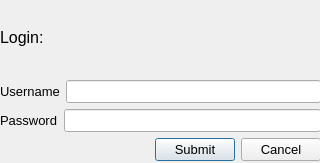
Qt form UI/Null_Bit_Login.ui (vipersniper0501/Null_Bit) before a commit.
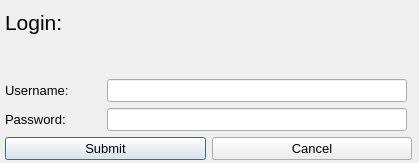
The same form after that commit.

Commit message: Updated Login ui and added second tab for steganographic encryption

```diff
--- a/UI/Null_Bit_Login.ui
+++ b/UI/Null_Bit_Login.ui
@@ -6,10 +6,16 @@
    <rect>
     <x>0</x>
     <y>0</y>
-    <width>320</width>
+    <width>419</width>
     <height>163</height>
    </rect>
   </property>
+  <property name="sizePolicy">
+   <sizepolicy hsizetype="Fixed" vsizetype="Fixed">
+    <horstretch>0</horstretch>
+    <verstretch>0</verstretch>
+   </sizepolicy>
+  </property>
   <property name="font">
    <font>
     <pointsize>10</pointsize>
@@ -23,21 +29,48 @@
     <rect>
      <x>0</x>
      <y>0</y>
-     <width>321</width>
-     <height>161</height>
+     <width>417</width>
+     <height>170</height>
     </rect>
    </property>
    <layout class="QVBoxLayout" name="verticalLayout">
+    <property name="leftMargin">
+     <number>5</number>
+    </property>
+    <property name="topMargin">
+     <number>10</number>
+    </property>
+    <property name="rightMargin">
+     <number>5</number>
+    </property>
+    <property name="bottomMargin">
+     <number>10</number>
+    </property>
     <item>
      <widget class="QLabel" name="label_3">
+      <property name="sizePolicy">
+       <sizepolicy hsizetype="Preferred" vsizetype="Minimum">
+        <horstretch>0</horstretch>
+        <verstretch>0</verstretch>
+       </sizepolicy>
+      </property>
+      <property name="minimumSize">
+       <size>
+        <width>0</width>
+        <height>30</height>
+       </size>
+      </property>
       <property name="font">
        <font>
-        <pointsize>12</pointsize>
+        <pointsize>16</pointsize>
        </font>
       </property>
       <property name="text">
        <string>Login:</string>
       </property>
+      <property name="alignment">
+       <set>Qt::AlignLeading|Qt::AlignLeft|Qt::AlignTop</set>
+      </property>
      </widget>
     </item>
     <item>
@@ -45,29 +78,70 @@
       <property name="topMargin">
        <number>0</number>
       </property>
+      <property name="rightMargin">
+       <number>5</number>
+      </property>
       <item>
        <widget class="QLabel" name="label">
+        <property name="font">
+         <font>
+          <pointsize>10</pointsize>
+         </font>
+        </property>
         <property name="text">
-         <string>Username</string>
+         <string>Username:</string>
         </property>
        </widget>
       </item>
       <item>
-       <widget class="QLineEdit" name="Username_Box"/>
+       <widget class="QLineEdit" name="Username_Box">
+        <property name="sizePolicy">
+         <sizepolicy hsizetype="Minimum" vsizetype="Fixed">
+          <horstretch>0</horstretch>
+          <verstretch>0</verstretch>
+         </sizepolicy>
+        </property>
+        <property name="minimumSize">
+         <size>
+          <width>300</width>
+          <height>0</height>
+         </size>
+        </property>
+       </widget>
       </item>
      </layout>
     </item>
     <item>
      <layout class="QHBoxLayout" name="horizontalLayout_2">
+      <property name="rightMargin">
+       <number>5</number>
+      </property>
       <item>
        <widget class="QLabel" name="label_2">
+        <property name="font">
+         <font>
+          <pointsize>10</pointsize>
+         </font>
+        </property>
         <property name="text">
-         <string>Password</string>
+         <string>Password:</string>
         </property>
        </widget>
       </item>
       <item>
        <widget class="QLineEdit" name="Password_Box">
+        <property name="sizePolicy">
+         <sizepolicy hsizetype="Minimum" vsizetype="Fixed">
+          <horstretch>0</horstretch>
+          <verstretch>0</verstretch>
+         </sizepolicy>
+        </property>
+        <property name="minimumSize">
+         <size>
+          <width>300</width>
+          <height>0</height>
+         </size>
+        </property>
         <property name="echoMode">
          <enum>QLineEdit::Password</enum>
         </property>
@@ -77,19 +151,6 @@
     </item>
     <item>
      <layout class="QHBoxLayout" name="horizontalLayout_3">
-      <item>
-       <spacer name="horizontalSpacer">
-        <property name="orientation">
-         <enum>Qt::Horizontal</enum>
-        </property>
-        <property name="sizeHint" stdset="0">
-         <size>
-          <width>40</width>
-          <height>20</height>
-         </size>
-        </property>
-       </spacer>
-      </item>
       <item>
        <widget class="QPushButton" name="Submit_Button">
         <property name="text">
```
Left out of the diff: 3 changed lines with no effect on the pictures. The commit also changes 3 other files.
